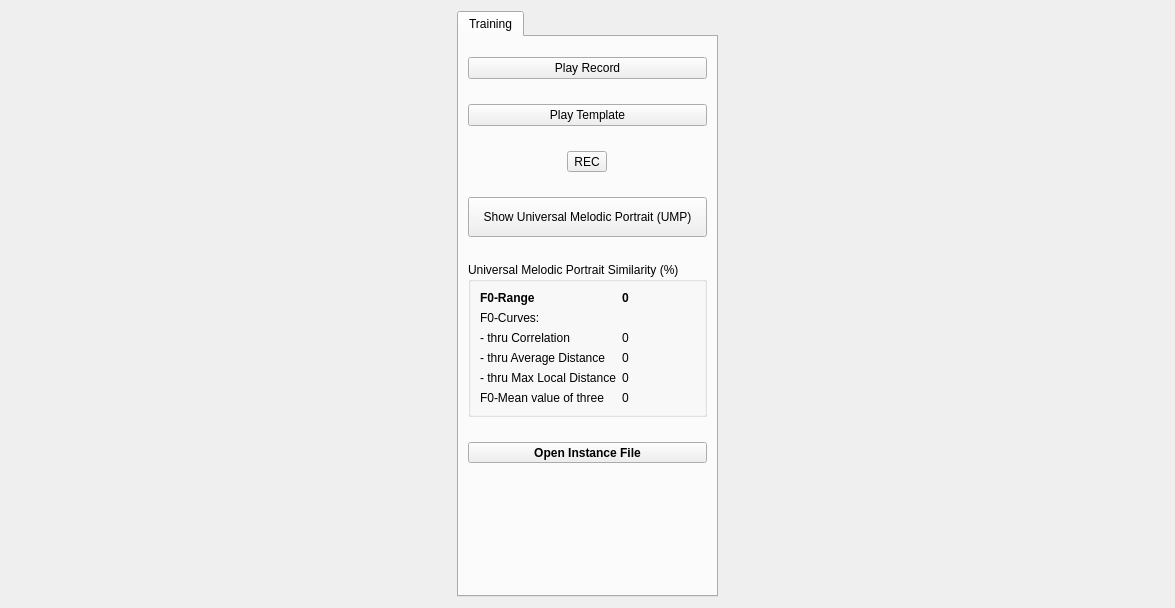
This is graphswindow.ui in zhitko/inton-trainer as Qt 5 draws it before an edit. The edited form follows.
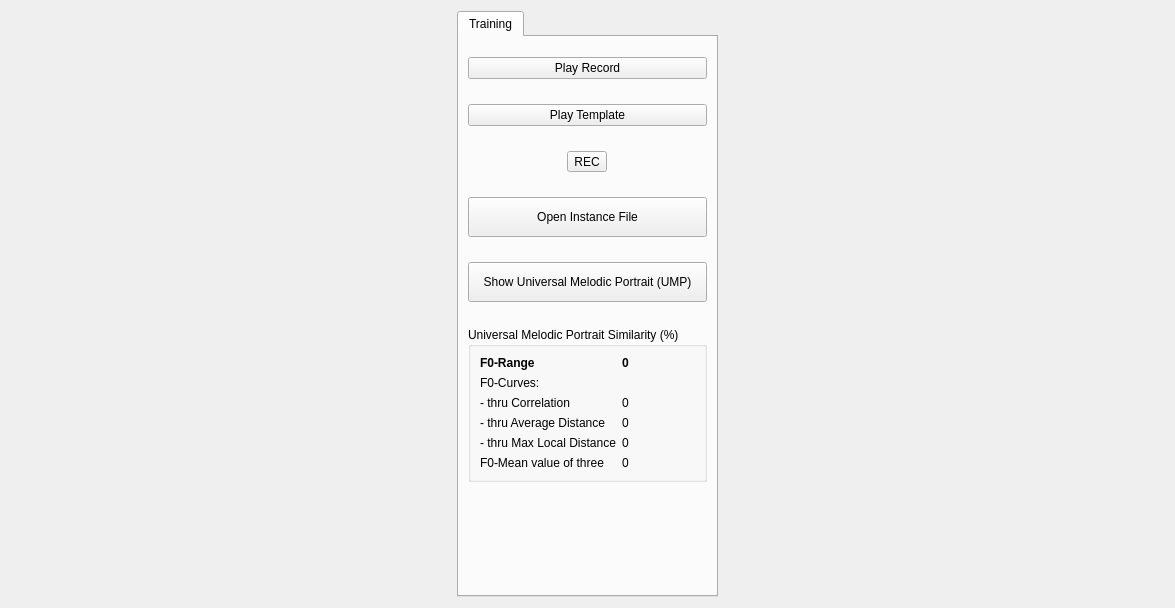
This is the edited form. Icons and pictures are not drawn.

Commit message: change: open instance file position

Diff of the .ui file:
```diff
--- a/graphswindow.ui
+++ b/graphswindow.ui
@@ -144,6 +144,23 @@
            </item>
           </layout>
          </item>
+         <item>
+          <widget class="QPushButton" name="openFileBtn">
+           <property name="minimumSize">
+            <size>
+             <width>0</width>
+             <height>40</height>
+            </size>
+           </property>
+           <property name="text">
+            <string>Open Instance File</string>
+           </property>
+           <property name="icon">
+            <iconset resource="icons.qrc">
+             <normaloff>:/icons/icons/file.png</normaloff>:/icons/icons/file.png</iconset>
+           </property>
+          </widget>
+         </item>
          <item>
           <widget class="QPushButton" name="showUMP">
            <property name="minimumSize">
@@ -261,38 +278,6 @@
            </layout>
           </widget>
          </item>
-         <item>
-          <widget class="QToolButton" name="openFileBtn">
-           <property name="sizePolicy">
-            <sizepolicy hsizetype="Expanding" vsizetype="Fixed">
-             <horstretch>0</horstretch>
-             <verstretch>0</verstretch>
-            </sizepolicy>
-           </property>
-           <property name="font">
-            <font>
-             <weight>75</weight>
-             <bold>true</bold>
-            </font>
-           </property>
-           <property name="layoutDirection">
-            <enum>Qt::LeftToRight</enum>
-           </property>
-           <property name="autoFillBackground">
-            <bool>false</bool>
-           </property>
-           <property name="text">
-            <string>Open Instance File</string>
-           </property>
-           <property name="icon">
-            <iconset resource="icons.qrc">
-             <normaloff>:/icons/icons/file.png</normaloff>:/icons/icons/file.png</iconset>
-           </property>
-           <property name="toolButtonStyle">
-            <enum>Qt::ToolButtonTextBesideIcon</enum>
-           </property>
-          </widget>
-         </item>
          <item>
           <spacer name="verticalSpacer_2">
            <property name="orientation">
```
The commit also changes 2 other files.
